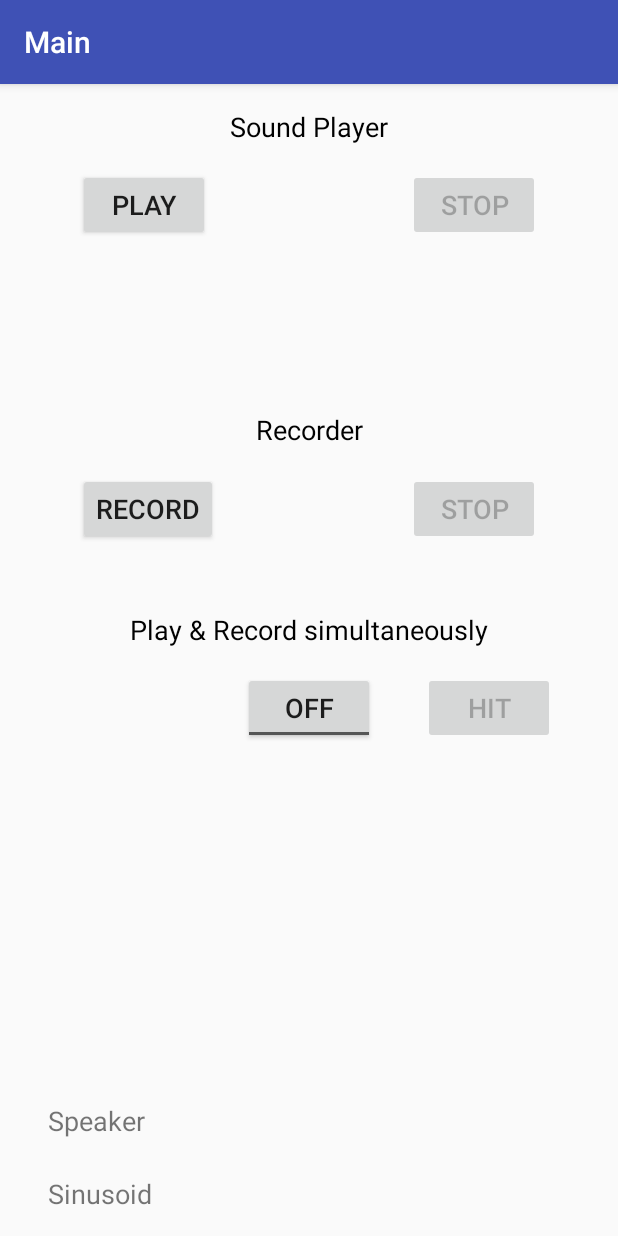
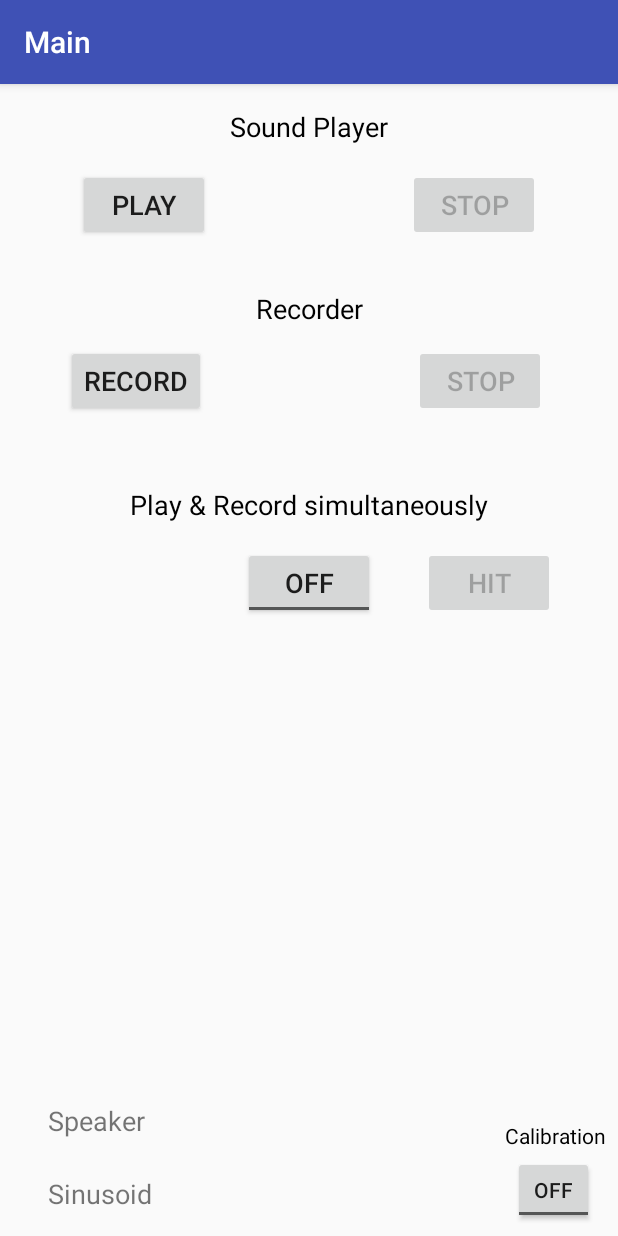
Before and after one commit to DaNious/Acoustic-Mobile, an Android app: the screen it shows after launch (MainActivity), on a phone screen of 412 x 824 dp. Run offline under Robolectric (Android 15) with nearby library versions, the light colour scheme and no system bars.

Commit message:
add orientation calibration

```diff
--- a/app/src/main/AndroidManifest.xml
+++ b/app/src/main/AndroidManifest.xml
@@ -4,6 +4,7 @@
     <uses-permission android:name="android.permission.RECORD_AUDIO" />
     <uses-permission android:name="android.permission.WRITE_EXTERNAL_STORAGE" />
     <uses-permission android:name="android.permission.MODIFY_AUDIO_SETTINGS" />
+    <uses-permission android:name="android.permission.VIBRATE"/>
 
     <application
         android:allowBackup="true"
--- a/app/src/main/java/com/example/student/inhaler_prj_v10/MainActivity.java
+++ b/app/src/main/java/com/example/student/inhaler_prj_v10/MainActivity.java
@@ -14,6 +14,7 @@ import android.media.audiofx.AutomaticGainControl;
 import android.net.Uri;
 import android.os.Environment;
 import android.os.Process;
+import android.os.Vibrator;
 import android.support.annotation.NonNull;
 import android.support.v4.app.ActivityCompat;
 import android.support.v4.content.ContextCompat;
@@ -49,6 +50,7 @@ public class MainActivity extends AppCompatActivity {
     private PrintWriter pw; //Added 02202019
     private FileOutputStream rf; //Added 02202019
     private boolean isRecording = false;
+    private boolean isCalibration = false; //added 02212019
     public static final String TAG = "PCMSample";
     public static final CharSequence CHAR_SEQUENCE_SINUSOID = "Sinusoid";
     public static final CharSequence CHAR_SEQUENCE_FMCW = "FMCW";
@@ -64,16 +66,19 @@ public class MainActivity extends AppCompatActivity {
     private TextView textview_speaker_selection;
     private TextView textView_time_display;//modified 12062018
     private ToggleButton togglebutton_playandrecord; //modified 08012018
+    private ToggleButton toggleButton_Calibrate; //added 02212019
     private TextView textView_rotation; //Added 02202019
     private int FileNum = 0; //modified 10182018
     private long startTime = 0;  //modified 12062018
     private int hitTimes; //modified 12062018
+    private Vibrator vibrator; //added 02212019
 
     @Override
     protected void onCreate(Bundle savedInstanceState) {
         super.onCreate(savedInstanceState);
         setContentView(R.layout.activity_main);
         sensorActivity = new SensorActivity((SensorManager)getSystemService(SENSOR_SERVICE), this); //Added 02202019
+        vibrator = (Vibrator) getSystemService(VIBRATOR_SERVICE);//added 02212019
         button_sound_play = (Button) findViewById(R.id.button_sound_play);
         button_sound_stop = (Button) findViewById(R.id.button_sound_stop);
         button_record = (Button) findViewById(R.id.button_record);
@@ -166,11 +171,26 @@ public class MainActivity extends AppCompatActivity {
                 }
             }
         });
+        //Calibration Toggle button listener //added 02212019
+        toggleButton_Calibrate = (ToggleButton) findViewById(R.id.toggleButton_orientCalib);
+        toggleButton_Calibrate.setOnCheckedChangeListener(new CompoundButton.OnCheckedChangeListener() {
+            @Override
+            public void onCheckedChanged(CompoundButton buttonView, boolean isChecked) {
+                if (isChecked)
+                    isCalibration = true;
+                else {
+                    vibrator.cancel();
+                    isCalibration = false;
+                }
+            }
+        });
     }
 
     /* get rotation readings from IMU sensors */ //Added 02202019
     protected void rotationChanged(float[] values){
         float[] rotationMatrix = new float[16];
+        long currentTime = System.currentTimeMillis();
+        double difference = (currentTime - startTime) / 1000.0;
         // get rotation matrix from the vector
         SensorManager.getRotationMatrixFromVector(rotationMatrix, values);
         // convert to orientations
@@ -184,9 +204,21 @@ public class MainActivity extends AppCompatActivity {
                 "1: " + Float.toString(orientations[1]) + "\n" +
                 "2: " + Float.toString(orientations[2]) + "\n");
         if (isRecording){
+            pw.println(Double.toString(difference));
             pw.println(Float.toString(orientations[0]));
             pw.println(Float.toString(orientations[1]));
             pw.println(Float.toString(orientations[2]));
+        }
+        //Check orientation angles and vibrates if it is not valid //added 02212019
+        if (isCalibration) {
+            if (orientations[1] < -30 || orientations[1] > -20 ||
+                    orientations[2] > -160 || orientations[2] < -170){
+                long[] pattern = {0, 100, 1000};
+                vibrator.vibrate(pattern, 0);
+            }
+            else{
+                vibrator.cancel();
+            }
         }
     }
 
@@ -200,6 +232,7 @@ public class MainActivity extends AppCompatActivity {
     protected void onPause(){
         super.onPause();
         sensorActivity.onPause();
+        vibrator.cancel();//added 02212019
     }
 
     /* Called when hit the checkpoint button //modified 12062018 */
--- a/app/src/main/res/layout/activity_main.xml
+++ b/app/src/main/res/layout/activity_main.xml
@@ -48,8 +48,8 @@
     <TextView
         android:id="@+id/textView_record"
         android:layout_width="wrap_content"
-        android:layout_height="25dp"
-        android:layout_marginTop="32dp"
+        android:layout_height="wrap_content"
+        android:layout_marginTop="8dp"
         android:text="@string/label_textview_sound_record"
         android:textColor="@android:color/background_dark"
         android:textSize="18sp"
@@ -58,15 +58,15 @@
         app:layout_constraintHorizontal_bias="0.501"
         app:layout_constraintStart_toStartOf="parent"
         app:layout_constraintTop_toBottomOf="@+id/textView_sound"
-        app:layout_constraintVertical_bias="0.217" />
+        app:layout_constraintVertical_bias="0.128" />
 
     <Button
         android:id="@+id/button_record"
         android:layout_width="wrap_content"
         android:layout_height="wrap_content"
-        android:layout_marginLeft="52dp"
-        android:layout_marginStart="52dp"
-        android:layout_marginTop="16dp"
+        android:layout_marginLeft="44dp"
+        android:layout_marginStart="44dp"
+        android:layout_marginTop="12dp"
         android:onClick="startRecord_Callback"
         android:text="@string/label_button_record"
         android:textSize="18sp"
@@ -77,9 +77,9 @@
         android:id="@+id/button_record_stop"
         android:layout_width="wrap_content"
         android:layout_height="wrap_content"
-        android:layout_marginEnd="52dp"
-        android:layout_marginRight="52dp"
-        android:layout_marginTop="16dp"
+        android:layout_marginEnd="48dp"
+        android:layout_marginRight="48dp"
+        android:layout_marginTop="12dp"
         android:enabled="false"
         android:onClick="stopRecord_Callback"
         android:text="@string/label_button_record_stop"
@@ -117,7 +117,7 @@
         android:id="@+id/textView_playrecord"
         android:layout_width="wrap_content"
         android:layout_height="wrap_content"
-        android:layout_marginTop="108dp"
+        android:layout_marginTop="106dp"
         android:text="@string/lable_toggle_playandrecord"
         android:textColor="@android:color/background_dark"
         android:textSize="18sp"
@@ -158,7 +158,6 @@
         android:layout_height="wrap_content"
         android:layout_marginLeft="32dp"
         android:layout_marginStart="32dp"
-        android:layout_marginTop="8dp"
         android:gravity="bottom"
         android:marqueeRepeatLimit="marquee_forever"
         android:maxLines="6"
@@ -175,4 +174,27 @@
         app:layout_constraintStart_toStartOf="parent"
         app:layout_constraintTop_toBottomOf="@+id/toggleButton_playandrecord" />
 
+    <ToggleButton
+        android:id="@+id/toggleButton_orientCalib"
+        android:layout_width="54dp"
+        android:layout_height="45dp"
+        android:layout_marginBottom="8dp"
+        android:layout_marginEnd="16dp"
+        android:layout_marginRight="16dp"
+        android:text="ToggleButton"
+        app:layout_constraintBottom_toBottomOf="parent"
+        app:layout_constraintEnd_toEndOf="parent" />
+
+    <TextView
+        android:id="@+id/textView_Calibrate"
+        android:layout_width="wrap_content"
+        android:layout_height="wrap_content"
+        android:layout_marginBottom="4dp"
+        android:layout_marginEnd="8dp"
+        android:layout_marginRight="8dp"
+        android:text="Calibration"
+        android:textColor="@android:color/background_dark"
+        app:layout_constraintBottom_toTopOf="@+id/toggleButton_orientCalib"
+        app:layout_constraintEnd_toEndOf="parent" />
+
 </android.support.constraint.ConstraintLayout>
```
Also changed, not shown: 1 other file.
